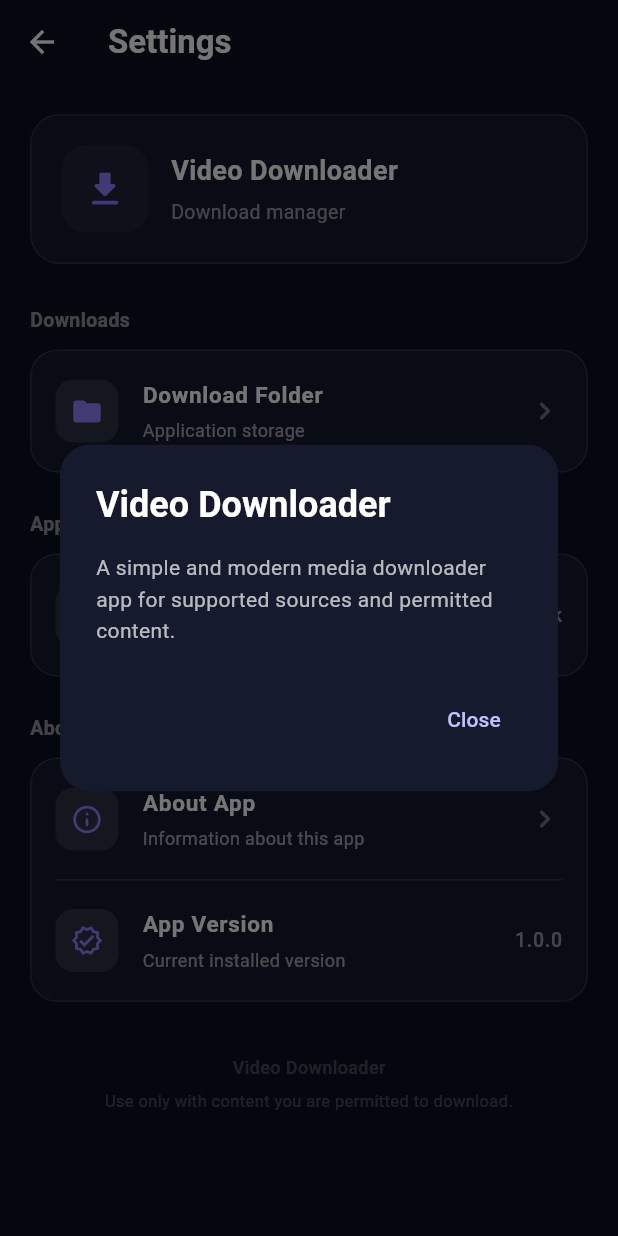
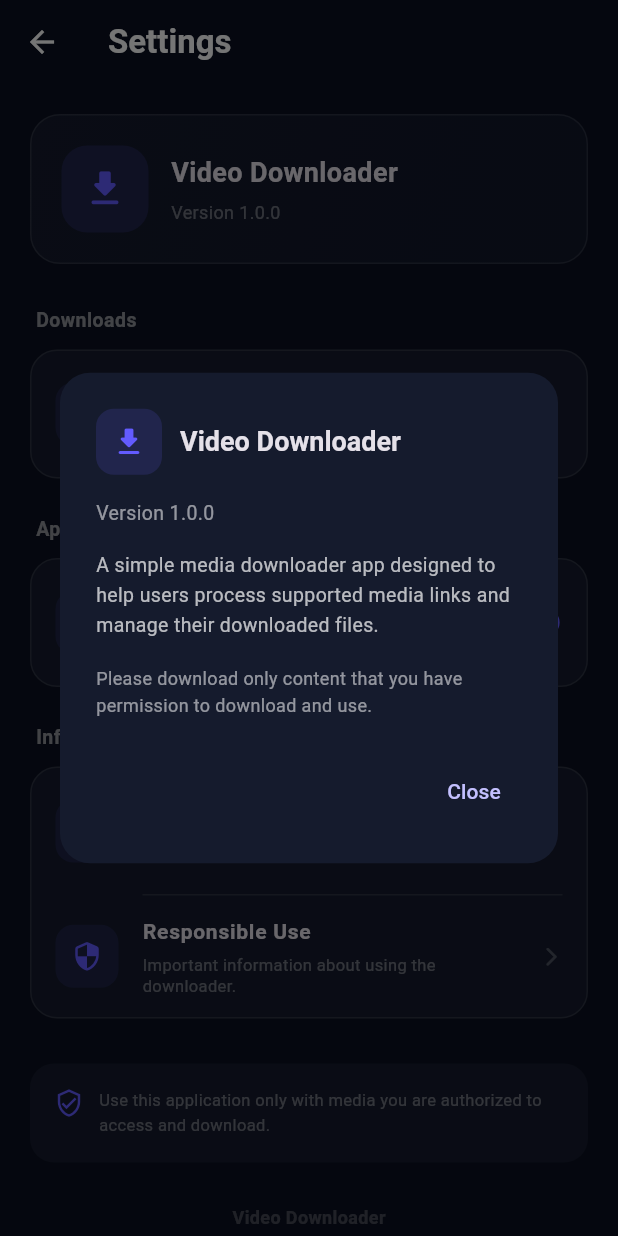
Before and after one commit to MuhammadSirajShah/video_downloader, a Flutter app: the SettingsScreen screen opened directly, after a tap on "About App", on a phone screen of 412 x 824 dp. Run offline on Flutter 3.47's test engine with Material 3 defaults, Android fonts, the phone set to English and light mode, and no system bars; our stand-ins replace cached_network_image, dio, open_filex, shared_preferences; missing offline and left inert: clipboard; accounts and stored records are empty.

Commit message:
Update project

```diff
--- a/lib/screens/settings/settings_screen.dart
+++ b/lib/screens/settings/settings_screen.dart
@@ -1,42 +1,143 @@
 import 'package:flutter/material.dart';
+import 'package:path_provider/path_provider.dart';
 
-class SettingsScreen extends StatelessWidget {
+class SettingsScreen extends StatefulWidget {
   const SettingsScreen({super.key});
 
-  // ==========================================
-  // ABOUT DIALOG
-  // ==========================================
+  @override
+  State<SettingsScreen> createState() =>
+      _SettingsScreenState();
+}
 
-  void _showAboutDialog(BuildContext context) {
-    showDialog(
+class _SettingsScreenState
+    extends State<SettingsScreen> {
+  String _downloadFolder = 'Loading...';
+
+  @override
+  void initState() {
+    super.initState();
+    _loadDownloadFolder();
+  }
+
+  Future<void> _loadDownloadFolder() async {
+    try {
+      final directory =
+      await getApplicationDocumentsDirectory();
+
+      final path =
+          '${directory.path}/downloads';
+
+      if (!mounted) {
+        return;
+      }
+
+      setState(() {
+        _downloadFolder = path;
+      });
+    } catch (e) {
+      if (!mounted) {
+        return;
+      }
+
+      setState(() {
+        _downloadFolder =
+        'Unable to determine folder.';
+      });
+    }
+  }
+
+  void _showAboutDialog() {
+    showDialog<void>(
       context: context,
-      builder: (context) {
+      builder: (dialogContext) {
         return AlertDialog(
-          backgroundColor: const Color(0xFF151B2D),
-          shape: RoundedRectangleBorder(
-            borderRadius: BorderRadius.circular(20),
+          backgroundColor:
+          const Color(0xFF151B2D),
+          shape:
+          RoundedRectangleBorder(
+            borderRadius:
+            BorderRadius.circular(20),
           ),
-          title: const Text(
+          title: Row(
+            children: [
+              Container(
+                width: 44,
+                height: 44,
+                decoration:
+                BoxDecoration(
+                  color:
+                  const Color(0xFF635BFF)
+                      .withValues(
+                    alpha: 0.15,
+                  ),
+                  borderRadius:
+                  BorderRadius.circular(
+                    12,
+                  ),
+                ),
+                child: const Icon(
+                  Icons
+                      .download_rounded,
+                  color:
+                  Color(0xFF635BFF),
+                ),
+              ),
+              const SizedBox(width: 12),
+              const Expanded(
+                child: Text(
                   'Video Downloader',
                   style: TextStyle(
-              color: Colors.white,
-              fontWeight: FontWeight.bold,
+                    fontSize: 18,
+                    fontWeight:
+                    FontWeight.bold,
                   ),
                 ),
-          content: const Text(
-            'A simple and modern media downloader app '
-                'for supported sources and permitted content.',
+              ),
+            ],
+          ),
+          content: const Column(
+            mainAxisSize:
+            MainAxisSize.min,
+            crossAxisAlignment:
+            CrossAxisAlignment.start,
+            children: [
+              Text(
+                'Version 1.0.0',
+                style: TextStyle(
+                  color: Colors.white54,
+                  fontSize: 13,
+                ),
+              ),
+              SizedBox(height: 16),
+              Text(
+                'A simple media downloader app designed to help users process supported media links and manage their downloaded files.',
                 style: TextStyle(
                   color: Colors.white70,
                   height: 1.5,
+                  fontSize: 13,
                 ),
+              ),
+              SizedBox(height: 16),
+              Text(
+                'Please download only content that you have permission to download and use.',
+                style: TextStyle(
+                  color: Colors.white54,
+                  height: 1.5,
+                  fontSize: 12,
+                ),
+              ),
+            ],
           ),
           actions: [
             TextButton(
               onPressed: () {
-                Navigator.pop(context);
+                Navigator.pop(
+                  dialogContext,
+                );
               },
-              child: const Text('Close'),
+              child: const Text(
+                'Close',
+              ),
             ),
           ],
         );
@@ -44,40 +145,42 @@ class SettingsScreen extends StatelessWidget {
     );
   }
 
-  // ==========================================
-  // DOWNLOAD FOLDER DIALOG
-  // ==========================================
-
-  void _showDownloadFolder(BuildContext context) {
-    showDialog(
+  void _showDownloadFolder() {
+    showDialog<void>(
       context: context,
-      builder: (context) {
+      builder: (dialogContext) {
         return AlertDialog(
-          backgroundColor: const Color(0xFF151B2D),
-          shape: RoundedRectangleBorder(
-            borderRadius: BorderRadius.circular(20),
+          backgroundColor:
+          const Color(0xFF151B2D),
+          shape:
+          RoundedRectangleBorder(
+            borderRadius:
+            BorderRadius.circular(20),
           ),
           title: const Text(
-            'Download Folder',
+            'Downloads Folder',
             style: TextStyle(
-              color: Colors.white,
               fontWeight: FontWeight.bold,
             ),
           ),
-          content: const Text(
-            'Downloaded files are currently stored '
-                'inside the application documents directory.',
-            style: TextStyle(
+          content: SelectableText(
+            _downloadFolder,
+            style: const TextStyle(
               color: Colors.white70,
+              fontSize: 13,
               height: 1.5,
             ),
           ),
           actions: [
             TextButton(
               onPressed: () {
-                Navigator.pop(context);
+                Navigator.pop(
+                  dialogContext,
+                );
               },
-              child: const Text('OK'),
+              child: const Text(
+                'Close',
+              ),
             ),
           ],
         );
@@ -85,11 +188,95 @@ class SettingsScreen extends StatelessWidget {
     );
   }
 
-  // ==========================================
-  // SETTINGS ITEM
-  // ==========================================
+  void _showResponsibleUse() {
+    showDialog<void>(
+      context: context,
+      builder: (dialogContext) {
+        return AlertDialog(
+          backgroundColor:
+          const Color(0xFF151B2D),
+          shape:
+          RoundedRectangleBorder(
+            borderRadius:
+            BorderRadius.circular(20),
+          ),
+          title: const Text(
+            'Responsible Use',
+            style: TextStyle(
+              fontWeight: FontWeight.bold,
+            ),
+          ),
+          content: const SingleChildScrollView(
+            child: Text(
+              'Use this application responsibly. Only process and download media when you have the necessary rights or permission to do so.\n\n'
+                  'Availability of media information and downloadable formats depends on the supported source and its permitted access.\n\n'
+                  'The application does not grant ownership or permission to use content belonging to other people or services.',
+              style: TextStyle(
+                color: Colors.white70,
+                fontSize: 13,
+                height: 1.6,
+              ),
+            ),
+          ),
+          actions: [
+            TextButton(
+              onPressed: () {
+                Navigator.pop(
+                  dialogContext,
+                );
+              },
+              child: const Text(
+                'Got it',
+              ),
+            ),
+          ],
+        );
+      },
+    );
+  }
 
-  Widget _settingsItem({
+  Widget _buildSectionTitle(
+      String title,
+      ) {
+    return Padding(
+      padding:
+      const EdgeInsets.only(
+        left: 4,
+        bottom: 10,
+      ),
+      child: Text(
+        title,
+        style: const TextStyle(
+          color: Colors.white54,
+          fontSize: 13,
+          fontWeight: FontWeight.w600,
+          letterSpacing: 0.3,
+        ),
+      ),
+    );
+  }
+
+  Widget _buildSettingsCard(
+      List<Widget> children,
+      ) {
+    return Container(
+      width: double.infinity,
+      decoration: BoxDecoration(
+        color:
+        const Color(0xFF151B2D),
+        borderRadius:
+        BorderRadius.circular(18),
+        border: Border.all(
+          color: Colors.white10,
+        ),
+      ),
+      child: Column(
+        children: children,
+      ),
+    );
+  }
+
+  Widget _buildSettingsTile({
     required IconData icon,
     required String title,
     required String subtitle,
@@ -97,99 +284,108 @@ class SettingsScreen extends StatelessWidget {
     Widget? trailing,
   }) {
     return ListTile(
-      contentPadding: const EdgeInsets.symmetric(
+      contentPadding:
+      const EdgeInsets.symmetric(
         horizontal: 16,
-        vertical: 4,
+        vertical: 6,
       ),
       leading: Container(
+        width: 42,
         height: 42,
-        width: 42,
         decoration: BoxDecoration(
-          color: Colors.white.withValues(alpha: 0.1),
-          borderRadius: BorderRadius.circular(12),
+          color:
+          const Color(0xFF635BFF)
+              .withValues(
+            alpha: 0.12,
+          ),
+          borderRadius:
+          BorderRadius.circular(12),
         ),
         child: Icon(
           icon,
-          color: const Color(0xFF8B7FFF),
-          size: 22,
+          color:
+          const Color(0xFF635BFF),
+          size: 21,
         ),
       ),
       title: Text(
         title,
         style: const TextStyle(
-          color: Colors.white,
           fontWeight: FontWeight.w600,
-          fontSize: 15,
+          fontSize: 14,
         ),
       ),
       subtitle: Padding(
-        padding: const EdgeInsets.only(top: 3),
+        padding:
+        const EdgeInsets.only(
+          top: 4,
+        ),
         child: Text(
           subtitle,
+          maxLines: 2,
+          overflow:
+          TextOverflow.ellipsis,
           style: const TextStyle(
-            color: Colors.white60,
-            fontSize: 12,
+            color: Colors.white38,
+            fontSize: 11,
+            height: 1.3,
           ),
         ),
       ),
       trailing: trailing ??
           const Icon(
-            Icons.chevron_right_rounded,
-            color: Colors.white38,
+            Icons
+                .arrow_forward_ios_rounded,
+            color: Colors.white24,
+            size: 15,
           ),
       onTap: onTap,
     );
   }
 
-  // ==========================================
-  // SECTION TITLE
-  // ==========================================
-
-  Widget _sectionTitle(String title) {
-    return Text(
-      title,
-      style: const TextStyle(
-        color: Colors.white54,
-        fontSize: 13,
-        fontWeight: FontWeight.w600,
-      ),
-    );
-  }
-
-  // ==========================================
-  // BUILD
-  // ==========================================
-
   @override
   Widget build(BuildContext context) {
     return Scaffold(
-      backgroundColor: const Color(0xFF0B1020),
-
+      backgroundColor:
+      const Color(0xFF0B1020),
       appBar: AppBar(
+        backgroundColor:
+        const Color(0xFF0B1020),
+        foregroundColor:
+        Colors.white,
+        elevation: 0,
         title: const Text(
           'Settings',
           style: TextStyle(
             fontWeight: FontWeight.bold,
           ),
         ),
-        backgroundColor: const Color(0xFF0B1020),
-        foregroundColor: Colors.white,
-        elevation: 0,
       ),
-
-      body: ListView(
-        padding: const EdgeInsets.all(20),
+      body: SafeArea(
+        child: ListView(
+          padding:
+          const EdgeInsets.all(20),
           children: [
-          // ==========================================
-          // APP HEADER
-          // ==========================================
-
             Container(
               width: double.infinity,
-            padding: const EdgeInsets.all(20),
+              padding:
+              const EdgeInsets.all(20),
               decoration: BoxDecoration(
-              color: const Color(0xFF151B2D),
-              borderRadius: BorderRadius.circular(20),
+                gradient:
+                const LinearGradient(
+                  begin:
+                  Alignment.topLeft,
+                  end:
+                  Alignment.bottomRight,
+                  colors: [
+                    Color(0xFF151B2D),
+                    Color(0xFF11172A),
+                  ],
+                ),
+                borderRadius:
+                BorderRadius.circular(
+                  20,
+                ),
                 border: Border.all(
                   color: Colors.white10,
                 ),
@@ -197,39 +393,55 @@ class SettingsScreen extends StatelessWidget {
               child: Row(
                 children: [
                   Container(
+                    width: 58,
                     height: 58,
-                  width: 58,
-                  decoration: BoxDecoration(
-                   color: Colors.white.withValues(alpha: 0.05),
-                    borderRadius: BorderRadius.circular(16),
+                    decoration:
+                    BoxDecoration(
+                      color:
+                      const Color(
+                        0xFF635BFF,
+                      ).withValues(
+                        alpha: 0.15,
+                      ),
+                      borderRadius:
+                      BorderRadius
+                          .circular(
+                        17,
+                      ),
                     ),
                     child: const Icon(
-                    Icons.download_rounded,
-                    color: Color(0xFF8B7FFF),
-                    size: 30,
+                      Icons
+                          .download_rounded,
+                      color:
+                      Color(0xFF635BFF),
+                      size: 31,
                     ),
                   ),
-
-                const SizedBox(width: 15),
-
+                  const SizedBox(
+                    width: 15,
+                  ),
                   const Expanded(
                     child: Column(
-                    crossAxisAlignment: CrossAxisAlignment.start,
+                      crossAxisAlignment:
+                      CrossAxisAlignment
+                          .start,
                       children: [
                         Text(
                           'Video Downloader',
                           style: TextStyle(
-                          color: Colors.white,
                             fontSize: 18,
-                          fontWeight: FontWeight.bold,
+                            fontWeight:
+                            FontWeight
+                                .bold,
                           ),
                         ),
                         SizedBox(height: 5),
                         Text(
-                        'Download manager',
+                          'Version 1.0.0',
                           style: TextStyle(
-                          color: Colors.white54,
-                          fontSize: 13,
+                            color:
+                            Colors.white38,
+                            fontSize: 12,
                           ),
                         ),
                       ],
@@ -241,109 +453,120 @@ class SettingsScreen extends StatelessWidget {
 
             const SizedBox(height: 28),
 
-          // ==========================================
-          // DOWNLOADS
-          // ==========================================
+            _buildSectionTitle(
+              'Downloads',
+            ),
 
-          _sectionTitle('Downloads'),
+            _buildSettingsCard(
+              [
+                _buildSettingsTile(
+                  icon:
+                  Icons.folder_rounded,
+                  title:
+                  'Downloads Folder',
+                  subtitle:
+                  'View where downloaded files are stored.',
+                  onTap:
+                  _showDownloadFolder,
+                ),
+              ],
+            ),
 
-          const SizedBox(height: 10),
+            const SizedBox(height: 24),
+
+            _buildSectionTitle(
+              'Appearance',
+            ),
+
+            _buildSettingsCard(
+              [
+                _buildSettingsTile(
+                  icon:
+                  Icons.dark_mode_rounded,
+                  title:
+                  'Dark Theme',
+                  subtitle:
+                  'The application currently uses a dark interface.',
+                  trailing:
+                  const Icon(
+                    Icons.check_circle_rounded,
+                    color:
+                    Color(0xFF635BFF),
+                    size: 22,
+                  ),
+                ),
+              ],
+            ),
+
+            const SizedBox(height: 24),
+
+            _buildSectionTitle(
+              'Information',
+            ),
+
+            _buildSettingsCard(
+              [
+                _buildSettingsTile(
+                  icon:
+                  Icons.info_outline_rounded,
+                  title: 'About App',
+                  subtitle:
+                  'Application information and version details.',
+                  onTap:
+                  _showAboutDialog,
+                ),
+                Divider(
+                  height: 1,
+                  color: Colors.white10,
+                  indent: 74,
+                  endIndent: 16,
+                ),
+                _buildSettingsTile(
+                  icon:
+                  Icons.security_rounded,
+                  title:
+                  'Responsible Use',
+                  subtitle:
+                  'Important information about using the downloader.',
+                  onTap:
+                  _showResponsibleUse,
+                ),
+              ],
+            ),
+
+            const SizedBox(height: 30),
 
             Container(
+              padding:
+              const EdgeInsets.all(16),
               decoration: BoxDecoration(
-              color: const Color(0xFF151B2D),
-              borderRadius: BorderRadius.circular(18),
-              border: Border.all(
-                color: Colors.white10,
+                color:
+                const Color(0xFF151B2D),
+                borderRadius:
+                BorderRadius.circular(
+                  16,
                 ),
               ),
-            child: _settingsItem(
-              icon: Icons.folder_rounded,
-              title: 'Download Folder',
-              subtitle: 'Application storage',
-              onTap: () {
-                _showDownloadFolder(context);
-              },
+              child: const Row(
+                crossAxisAlignment:
+                CrossAxisAlignment.start,
+                children: [
+                  Icon(
+                    Icons
+                        .verified_user_outlined,
+                    color:
+                    Color(0xFF635BFF),
+                    size: 20,
                   ),
-          ),
-
-          const SizedBox(height: 25),
-
-          // ==========================================
-          // APPEARANCE
-          // ==========================================
-
-          _sectionTitle('Appearance'),
-
-          const SizedBox(height: 10),
-
-          Container(
-            decoration: BoxDecoration(
-              color: const Color(0xFF151B2D),
-              borderRadius: BorderRadius.circular(18),
-              border: Border.all(
-                color: Colors.white10,
-              ),
-            ),
-            child: _settingsItem(
-              icon: Icons.dark_mode_rounded,
-              title: 'Theme',
-              subtitle: 'Dark mode',
-              trailing: const Text(
-                'Dark',
+                  SizedBox(width: 10),
+                  Expanded(
+                    child: Text(
+                      'Use this application only with media you are authorized to access and download.',
                       style: TextStyle(
-                  color: Colors.white54,
-                  fontSize: 13,
-                ),
-              ),
-            ),
-          ),
-
-          const SizedBox(height: 25),
-
-          // ==========================================
-          // ABOUT
-          // ==========================================
-
-          _sectionTitle('About'),
-
-          const SizedBox(height: 10),
-
-          Container(
-            decoration: BoxDecoration(
-              color: const Color(0xFF151B2D),
-              borderRadius: BorderRadius.circular(18),
-              border: Border.all(
-                color: Colors.white10,
-              ),
-            ),
-            child: Column(
-              children: [
-                _settingsItem(
-                  icon: Icons.info_outline_rounded,
-                  title: 'About App',
-                  subtitle: 'Information about this app',
-                  onTap: () {
-                    _showAboutDialog(context);
-                  },
-                ),
-
-                const Divider(
-                  height: 1,
-                  color: Colors.white10,
-                  indent: 16,
-                  endIndent: 16,
-                ),
-
-                _settingsItem(
-                  icon: Icons.verified_outlined,
-                  title: 'App Version',
-                  subtitle: 'Current installed version',
-                  trailing: const Text(
-                    '1.0.0',
-                    style: TextStyle(
-                      color: Colors.white54,
-                      fontSize: 13,
+                        color:
+                        Colors.white38,
+                        fontSize: 11,
+                        height: 1.5,
                       ),
                     ),
                   ),
@@ -351,39 +574,38 @@ class SettingsScreen extends StatelessWidget {
               ),
             ),
 
-          const SizedBox(height: 35),
-
-          // ==========================================
-          // FOOTER
-          // ==========================================
+            const SizedBox(height: 28),
 
             const Center(
-            child: Text(
+              child: Column(
+                children: [
+                  Text(
                     'Video Downloader',
                     style: TextStyle(
-                color: Colors.white24,
+                      color:
+                      Colors.white24,
                       fontSize: 12,
-                fontWeight: FontWeight.w500,
+                      fontWeight:
+                      FontWeight.w600,
                     ),
                   ),
+                  SizedBox(height: 5),
+                  Text(
+                    'Version 1.0.0',
+                    style: TextStyle(
+                      color:
+                      Colors.white12,
+                      fontSize: 10,
                     ),
-
-          const SizedBox(height: 6),
-
-          const Center(
-            child: Text(
-              'Use only with content you are permitted to download.',
-              textAlign: TextAlign.center,
-              style: TextStyle(
-                color: Colors.white24,
-                fontSize: 11,
                   ),
+                ],
               ),
             ),
 
             const SizedBox(height: 20),
           ],
         ),
+      ),
     );
   }
 }
```
Also changed, not shown: 4 other files. Lines whose indentation alone changed are shown as unchanged.
